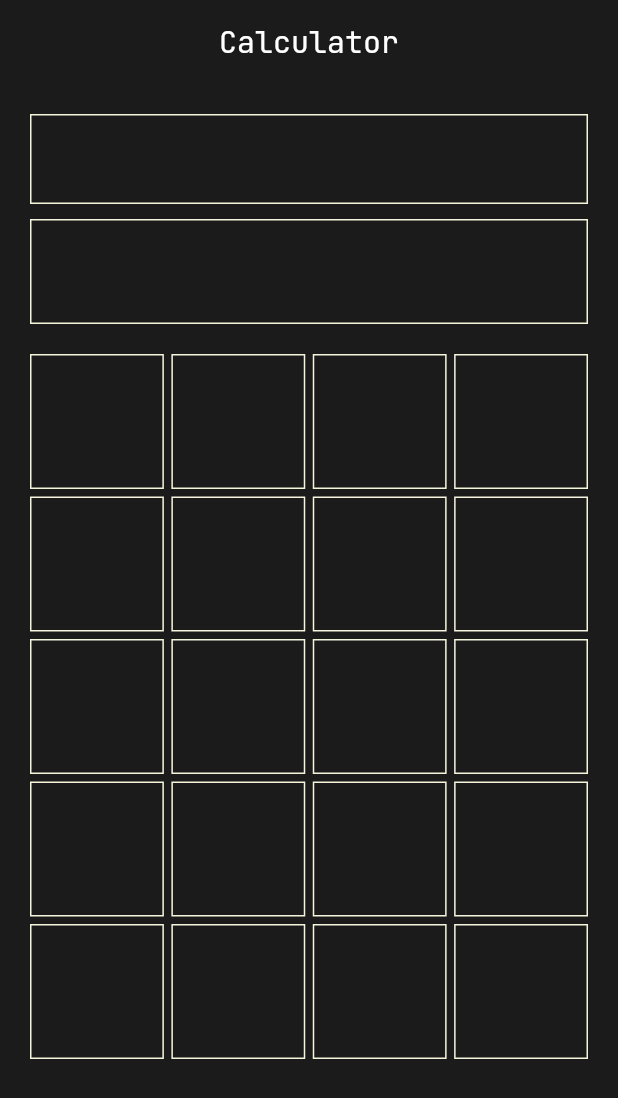
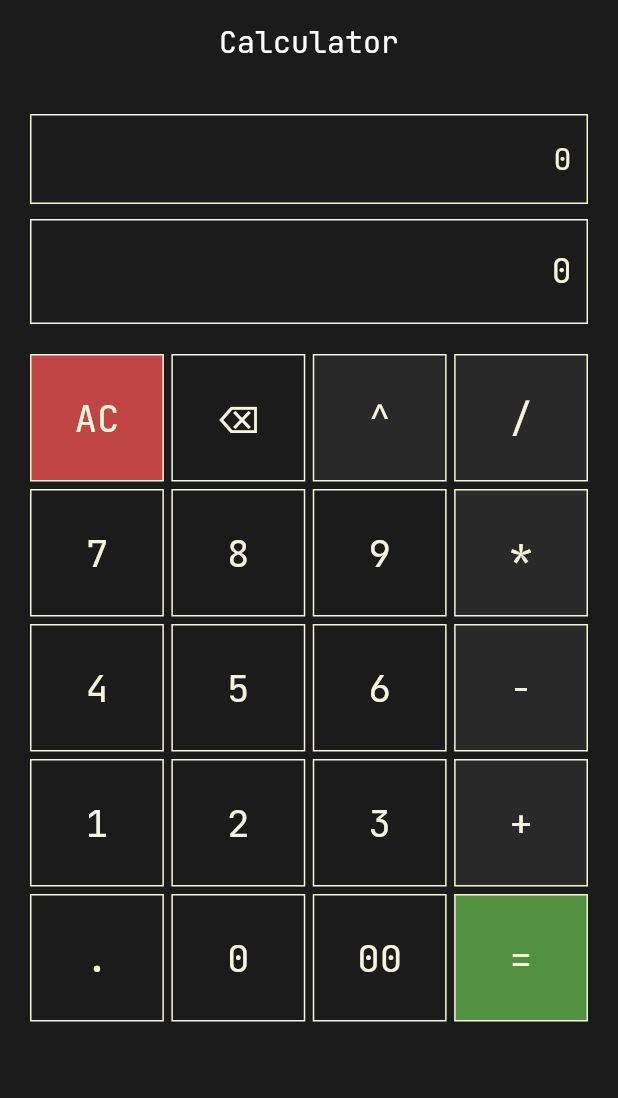
Before and after one commit to Abhishekkarunakaran/calculator_tutorial, a Flutter app: the screen it shows after launch, on a phone screen of 412 x 824 dp. Shown: the top 1098 px of the screen. Run offline on Flutter 3.47's test engine with Material 2 defaults, Android fonts, the phone set to English and light mode, and no system bars.

Commit message:
Day-4: completed UI

```diff
--- a/lib/buttons.dart
+++ b/lib/buttons.dart
@@ -1,21 +1,65 @@
 // ignore_for_file: prefer_const_constructors
+
+import 'dart:developer';
 
 import 'package:flutter/material.dart';
 
 class CusButton extends StatelessWidget {
-  const CusButton({super.key});
+  String text;
+  BtnType type;
+  VoidCallback? function;
+  CusButton({
+    super.key,
+    required this.text,
+    this.type = BtnType.numbers,
+    required this.function
+  });
 
   @override
   Widget build(BuildContext context) {
     double width = MediaQuery.sizeOf(context).width;
 
-    return Container(
-      decoration: BoxDecoration(
+    return InkWell(
+      onTap: function,
+      child: Container(
+        decoration: BoxDecoration(
           border: Border.all(
-        color: Color(0xfff5f5dc),
-      )),
-      width: (width - 55) / 4,
-      height: 90,
+            color: Color(0xfff5f5dc),
+          ),
+          color: getColor(type),
+        ),
+        width: (width - 55) / 4,
+        height: 85,
+        child: Center(
+          child: Text(
+            text,
+            style: TextStyle(
+                color: Color(0xfff5f5dc),
+                fontSize: 25,
+                fontWeight: FontWeight.normal),
+          ),
+        ),
+      ),
     );
   }
 }
+
+enum BtnType {
+  allClear,
+  operators,
+  numbers,
+  equator,
+}
+
+Color getColor(BtnType type) {
+  switch (type) {
+    case BtnType.allClear:
+      return Color(0xFFc24545);
+    case BtnType.operators:
+      return Color(0xFF292929);
+    case BtnType.equator:
+      return Color(0xFF52913f);
+    default:
+      return Colors.transparent;
+  }
+}
--- a/lib/main.dart
+++ b/lib/main.dart
@@ -1,4 +1,6 @@
 // ignore_for_file: prefer_const_constructors, prefer_const_literals_to_create_immutables
+
+import 'dart:developer';
 
 import 'package:cal/buttons.dart';
 import 'package:flutter/material.dart';
@@ -7,12 +9,34 @@ void main() {
   runApp(MyApp());
 }
 
-class MyApp extends StatelessWidget {
+class MyApp extends StatefulWidget {
   const MyApp({super.key});
 
   @override
+  State<MyApp> createState() => _MyAppState();
+}
+
+class _MyAppState extends State<MyApp> {
+  String expression = "0";
+  String result = "0";
+
+  void addNum(String char) {
+    setState(() {
+      if (expression == "0") {
+      expression = char;
+    } else {
+      expression += char;
+    }
+
+    log(expression);
+
+    });
+  }
+
+
+
+  @override
   Widget build(BuildContext context) {
-
     return MaterialApp(
       debugShowCheckedModeBanner: false,
       theme: ThemeData(fontFamily: 'JetBrainsMono'),
@@ -33,6 +57,18 @@ class MyApp extends StatelessWidget {
                 color: Color(0xfff5f5dc),
               )),
               height: 60,
+              width: double.infinity,
+              padding: EdgeInsets.symmetric(horizontal: 10),
+              child: Align(
+                alignment: Alignment.centerRight,
+                child: Text(
+                  expression,
+                  style: TextStyle(
+                    color: Color(0xfff5f5dc),
+                    fontSize: 20,
+                  ),
+                ),
+              ),
             ),
             SizedBox(
               height: 10,
@@ -43,6 +79,18 @@ class MyApp extends StatelessWidget {
                 color: Color(0xfff5f5dc),
               )),
               height: 70,
+              width: double.infinity,
+              padding: EdgeInsets.symmetric(horizontal: 10),
+              child: Align(
+                alignment: Alignment.centerRight,
+                child: Text(
+                  result,
+                  style: TextStyle(
+                    color: Color(0xfff5f5dc),
+                    fontSize: 22,
+                  ),
+                ),
+              ),
             ),
             SizedBox(
               height: 20,
@@ -52,10 +100,25 @@ class MyApp extends StatelessWidget {
                 Row(
                   mainAxisAlignment: MainAxisAlignment.spaceBetween,
                   children: [
-                    CusButton(),
-                    CusButton(),
-                    CusButton(),
-                    CusButton()
+                    CusButton(
+                      text: "AC",
+                      type: BtnType.allClear,
+                      function: () {},
+                    ),
+                    CusButton(
+                      text: "⌫",
+                      function: () {},
+                    ),
+                    CusButton(
+                      text: "^",
+                      type: BtnType.operators,
+                      function: () {},
+                    ),
+                    CusButton(
+                      text: "/",
+                      type: BtnType.operators,
+                      function: () {},
+                    ),
                   ],
                 ),
                 SizedBox(
@@ -64,10 +127,23 @@ class MyApp extends StatelessWidget {
                 Row(
                   mainAxisAlignment: MainAxisAlignment.spaceBetween,
                   children: [
-                    CusButton(),
-                    CusButton(),
-                    CusButton(),
-                    CusButton()
+                    CusButton(
+                      text: "7",
+                      function: () => addNum('7'),
+                    ),
+                    CusButton(
+                      text: "8",
+                      function: () => addNum('8'),
+                    ),
+                    CusButton(
+                      text: "9",
+                      function: () => addNum('9'),
+                    ),
+                    CusButton(
+                      text: "*",
+                      type: BtnType.operators,
+                      function: () {},
+                    )
                   ],
                 ),
                 SizedBox(
@@ -76,11 +152,23 @@ class MyApp extends StatelessWidget {
                 Row(
                   mainAxisAlignment: MainAxisAlignment.spaceBetween,
                   children: [
-
-                    CusButton(),
-                    CusButton(),
-                    CusButton(),
-                    CusButton()
+                    CusButton(
+                      text: "4",
+                      function: () => addNum('4'),
+                    ),
+                    CusButton(
+                      text: "5",
+                      function: () => addNum('5'),
+                    ),
+                    CusButton(
+                      text: "6",
+                      function: () => addNum('6'),
+                    ),
+                    CusButton(
+                      text: "-",
+                      type: BtnType.operators,
+                      function: () {},
+                    )
                   ],
                 ),
                 SizedBox(
@@ -89,11 +177,23 @@ class MyApp extends StatelessWidget {
                 Row(
                   mainAxisAlignment: MainAxisAlignment.spaceBetween,
                   children: [
-
-                    CusButton(),
-                    CusButton(),
-                    CusButton(),
-                    CusButton()
+                    CusButton(
+                      text: "1",
+                      function: () => addNum('1'),
+                    ),
+                    CusButton(
+                      text: "2",
+                      function: () => addNum('2'),
+                    ),
+                    CusButton(
+                      text: "3",
+                      function: () => addNum('3'),
+                    ),
+                    CusButton(
+                      text: "+",
+                      type: BtnType.operators,
+                      function: () {},
+                    )
                   ],
                 ),
                 SizedBox(
@@ -102,11 +202,23 @@ class MyApp extends StatelessWidget {
                 Row(
                   mainAxisAlignment: MainAxisAlignment.spaceBetween,
                   children: [
-
-                    CusButton(),
-                    CusButton(),
-                    CusButton(),
-                    CusButton()
+                    CusButton(
+                      text: ".",
+                      function: () => addNum('.'),
+                    ),
+                    CusButton(
+                      text: "0",
+                      function: () => addNum('0'),
+                    ),
+                    CusButton(
+                      text: "00",
+                      function: () => addNum('00'),
+                    ),
+                    CusButton(
+                      text: "=",
+                      type: BtnType.equator,
+                      function: () {},
+                    )
                   ],
                 ),
                 SizedBox(
```
Also changed, not shown: output_images/day_4_op.png (added).
